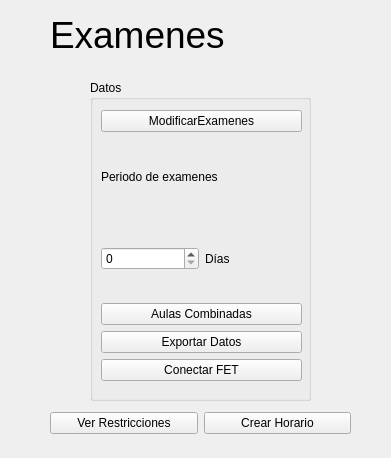
Above: Aplicacion/interfaces/Ui/exams.ui from nestorgranado/URJC-TFG-Aplicacion-para-la-gestion-de-horarios-y-examenes-en-la-universidad before the change. Below: the same form after it.
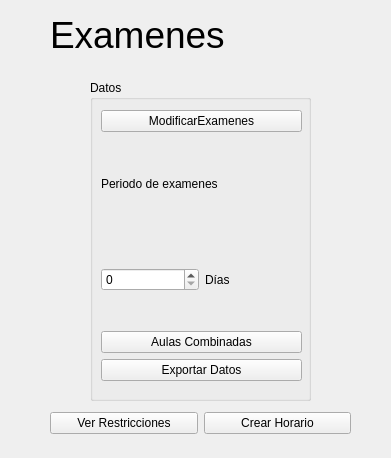
That is the form after the change.

Diff of the .ui file:
```diff
--- a/Aplicacion/interfaces/Ui/exams.ui
+++ b/Aplicacion/interfaces/Ui/exams.ui
@@ -99,13 +99,6 @@
        </property>
       </widget>
      </item>
-     <item>
-      <widget class="QPushButton" name="fet">
-       <property name="text">
-        <string>Conectar FET</string>
-       </property>
-      </widget>
-     </item>
     </layout>
    </widget>
   </widget>
```
